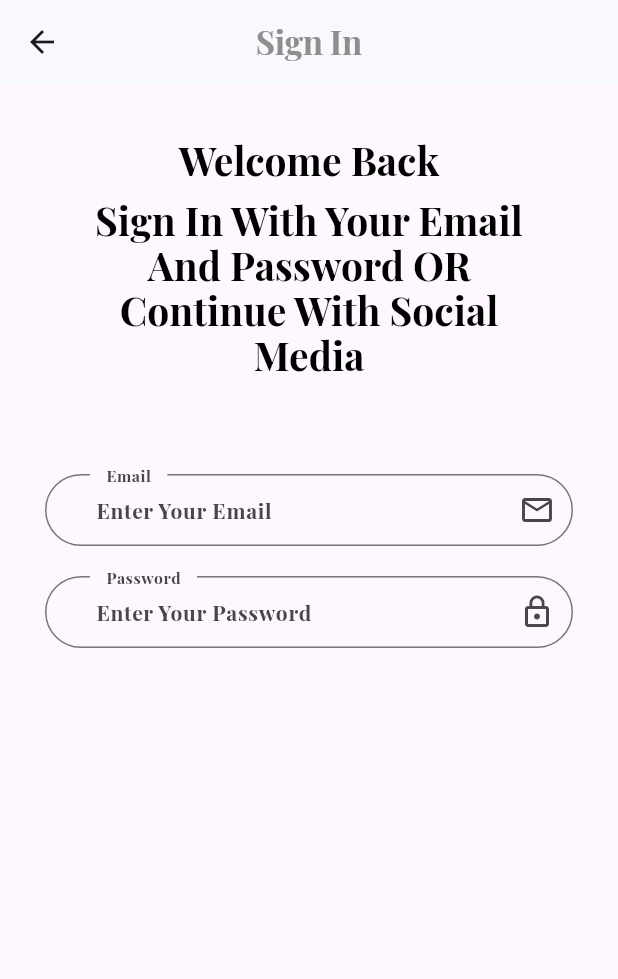
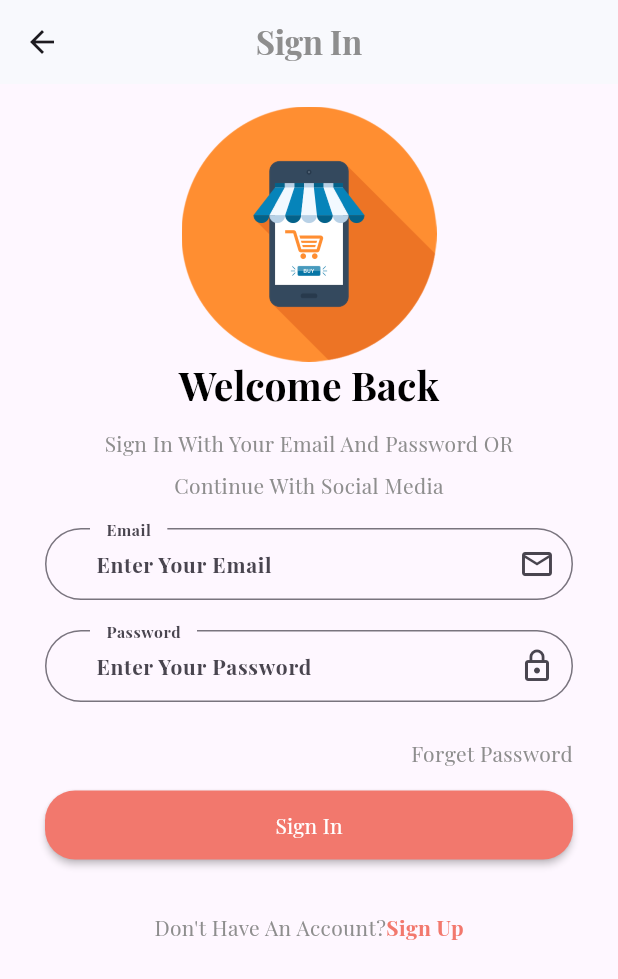
Before and after one commit to mohamadjisri/ecommerce, a Flutter app: the Login screen opened by its route, on a phone screen of 412 x 824 dp. Shown: the top 979 px of the screen. Run offline on Flutter 3.47's test engine with Material 3 defaults, Android fonts, the phone set to English and light mode, and no system bars; our stand-ins replace get, shared_preferences; accounts and stored records are empty; project files that could hold a hidden picture were left out.

Commit message:
16. login page design

```diff
--- a/lib/core/constant/imageassest.dart
+++ b/lib/core/constant/imageassest.dart
@@ -1,6 +1,7 @@
 class AppImageAsset {
   static const String rootImages = "assets/images";
 
+  static const String logo = "$rootImages/logo.png";
   static const String onBoardingImageOne = "$rootImages/one.PNG";
   static const String onBoardingImageTwo = "$rootImages/two.PNG";
   static const String onBoardingImageThree = "$rootImages/three.PNG";
--- a/lib/main.dart
+++ b/lib/main.dart
@@ -30,17 +30,25 @@ class MyApp extends StatelessWidget {
         fontFamily: "PlayfairDisplay",
         textTheme: const TextTheme(
             displayLarge: TextStyle(
+                //headline1
                 fontWeight: FontWeight.bold,
                 fontSize: 22,
                 color: AppColor.black),
             displayMedium: TextStyle(
+                //headline2
                 fontWeight: FontWeight.bold,
                 fontSize: 26,
                 color: AppColor.black),
             bodyLarge: TextStyle(
+                //bodytext1
                 height: 2,
                 color: AppColor.grey,
                 fontWeight: FontWeight.bold,
+                fontSize: 14),
+            bodyMedium: TextStyle(
+                //bodytext2
+                height: 2,
+                color: AppColor.grey,
                 fontSize: 14)),
         primarySwatch: Colors.blue,
       ),
--- a/lib/view/screen/auth/login.dart
+++ b/lib/view/screen/auth/login.dart
@@ -1,7 +1,9 @@
 import 'package:ecommerce/core/constant/color.dart';
+import 'package:ecommerce/view/widget/auth/custombuttonauth.dart';
 import 'package:ecommerce/view/widget/auth/customtextbodyauth.dart';
 import 'package:ecommerce/view/widget/auth/customtextformauth.dart';
 import 'package:ecommerce/view/widget/auth/customtexttitleauth.dart';
+import 'package:ecommerce/view/widget/auth/logoauth.dart';
 import 'package:flutter/material.dart';
 
 class Login extends StatelessWidget {
@@ -22,27 +24,45 @@ class Login extends StatelessWidget {
       ),
       body: Container(
         padding: const EdgeInsets.symmetric(vertical: 15, horizontal: 30),
-        child: ListView(children: const [
-          SizedBox(height: 20),
-          CustomTextTitleAuth(
+        child: ListView(children: [
+          const LogoAuth(),
+          const CustomTextTitleAuth(
             text: "Welcome Back",
           ),
-          SizedBox(height: 10),
-          CustomTextBodyAuth(
+          const SizedBox(height: 10),
+          const CustomTextBodyAuth(
               text:
                   "Sign In With Your Email And Password OR Continue With Social Media"),
-          SizedBox(height: 65),
-          CustomTextFormAuth(
+          const SizedBox(height: 15),
+          const CustomTextFormAuth(
             hinttext: "Enter Your Email",
             iconData: Icons.email_outlined,
             labeltext: "Email",
             // mycontroller:
           ),
-          CustomTextFormAuth(
+          const CustomTextFormAuth(
             hinttext: "Enter Your Password",
             iconData: Icons.lock_outline,
             labeltext: "Password",
             // mycontroller:
+          ),
+          const Text(
+            "Forget Password",
+            textAlign: TextAlign.end,
+          ),
+          CustomButtonAuth(text: "Sign In", onPressed: () {}),
+          const SizedBox(height: 30),
+          const Row(
+            mainAxisAlignment: MainAxisAlignment.center,
+            children: [
+              Text("Don't Have An Account?"),
+              InkWell(
+                  child: Text(
+                "Sign Up",
+                style: TextStyle(
+                    color: AppColor.primaryColor, fontWeight: FontWeight.bold),
+              ))
+            ],
           )
         ]),
       ),
--- /dev/null
+++ b/lib/view/widget/auth/custombuttonauth.dart
@@ -0,0 +1,23 @@
+import 'package:ecommerce/core/constant/color.dart';
+import 'package:flutter/material.dart';
+
+class CustomButtonAuth extends StatelessWidget {
+  final String text;
+  final void Function()? onPressed;
+  const CustomButtonAuth({super.key, required this.text, this.onPressed});
+
+  @override
+  Widget build(BuildContext context) {
+    return Container(
+      margin: const EdgeInsets.only(top: 10),
+      child: MaterialButton(
+          shape:
+              RoundedRectangleBorder(borderRadius: BorderRadius.circular(20)),
+          padding: const EdgeInsets.symmetric(vertical: 13),
+          onPressed: onPressed,
+          color: AppColor.primaryColor,
+          textColor: Colors.white,
+          child: Text(text)),
+    );
+  }
+}
--- a/lib/view/widget/auth/customtextbodyauth.dart
+++ b/lib/view/widget/auth/customtextbodyauth.dart
@@ -11,7 +11,7 @@ class CustomTextBodyAuth extends StatelessWidget {
       child: Text(
         text,
         textAlign: TextAlign.center,
-        style: Theme.of(context).textTheme.displayMedium,
+        style: Theme.of(context).textTheme.bodyMedium,
       ),
     );
   }
--- /dev/null
+++ b/lib/view/widget/auth/logoauth.dart
@@ -0,0 +1,11 @@
+import 'package:ecommerce/core/constant/imageassest.dart';
+import 'package:flutter/material.dart';
+
+class LogoAuth extends StatelessWidget {
+  const LogoAuth({super.key});
+
+  @override
+  Widget build(BuildContext context) {
+    return Image.asset(AppImageAsset.logo, height: 170,);
+  }
+}
```
Also changed, not shown: assets/images/logo.png (added), assets/images/logoapp.png (added), assets/images/onboardingfour.PNG (deleted), assets/images/onboardingone.PNG (deleted), assets/images/onboardingthree.PNG (deleted), assets/images/onboardingtwo.PNG (deleted).
